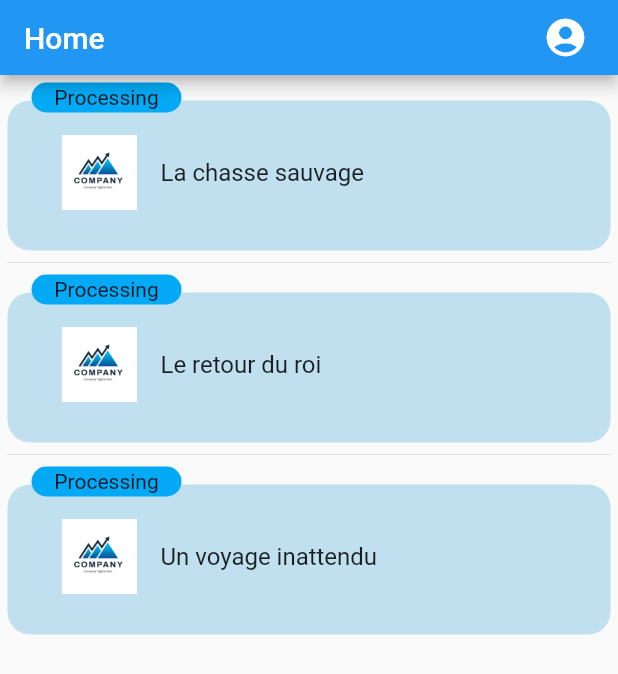
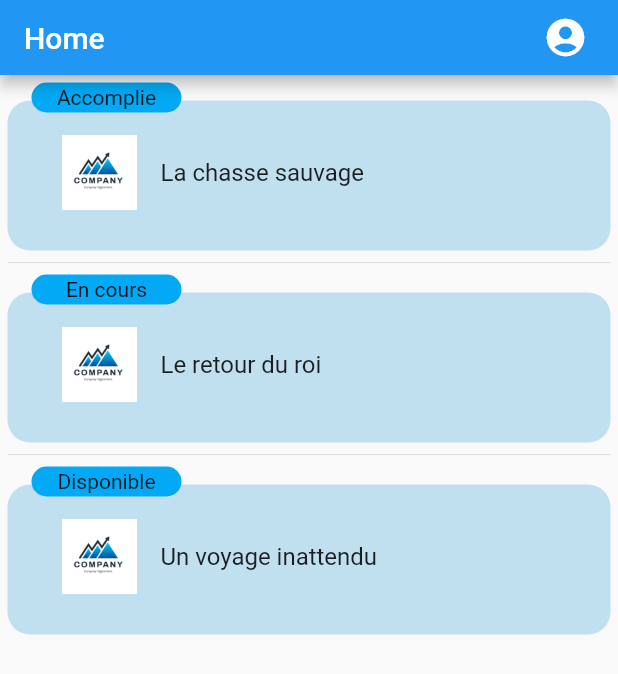
Before and after one commit to gauthLCF94/ydays_trackgame, a Flutter app: the screen it shows after launch, on a phone screen of 412 x 824 dp. Shown: the top 674 px of the screen. Run offline on Flutter 3.47's test engine with Material 2 defaults, Android fonts, the phone set to English and light mode, and no system bars.

Commit message:
homepage infobulle update

```diff
--- a/lib/components/questlistitem.dart
+++ b/lib/components/questlistitem.dart
@@ -47,9 +47,22 @@ class QuestListItem extends StatelessWidget {
               color: Colors.lightBlue,
               borderRadius: BorderRadius.circular(15)
           ),
-          child: Text("Processing" /* data.status.toString() */),
+          child: GetStatus(data.status),
         ),
       ],
     );
   }
+
+  Widget GetStatus(QuestStatus _status) {
+    switch (_status) {
+      case QuestStatus.done:
+        return const Text("Accomplie");
+      case QuestStatus.processing:
+        return const Text("En cours");
+      case QuestStatus.available:
+        return const Text("Disponible");
+      default:
+        return const Text("Indisponible");
+    }
+  }
 }
--- a/lib/main.dart
+++ b/lib/main.dart
@@ -2,7 +2,7 @@ import 'package:flutter/material.dart';
 import 'package:ydays_trackgame/pages/homepage.dart';
 //import 'package:ydays_trackgame/pages/loginpage.dart';
 //import 'package:ydays_trackgame/pages/registerpage.dart';
-// import 'package:ydays_trackgame/pages/riddlepage.dart';
+//import 'package:ydays_trackgame/pages/riddlepage.dart';
 
 void main() {
   runApp(const MyApp());
--- a/lib/pages/riddlepage.dart
+++ b/lib/pages/riddlepage.dart
@@ -61,7 +61,7 @@ class RiddlePageState extends State<RiddlePage> {
                 child: SingleChildScrollView(
                   child: Column(
                     children: <Widget>[
-                      GetImage(data.imgContent),
+                      GetImage(""),
                       const SizedBox(height: 20),
                       Text(
                         data.textContent,
@@ -106,7 +106,7 @@ class RiddlePageState extends State<RiddlePage> {
       return Image.network(imgUrl, width: screenWidth, height: screenHeight/4);
     }
     else {
-      return const SizedBox(height: 0);
+      return Image.asset("assets/img/logo_placeholder.png", width: 200, height: 200);
     }
   }
 
```
